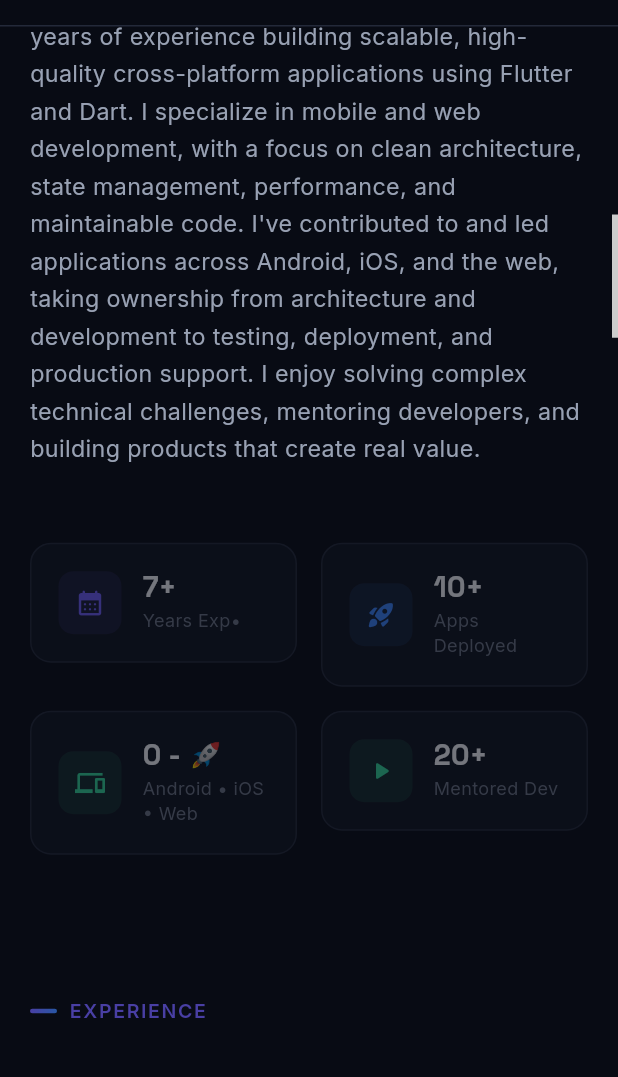
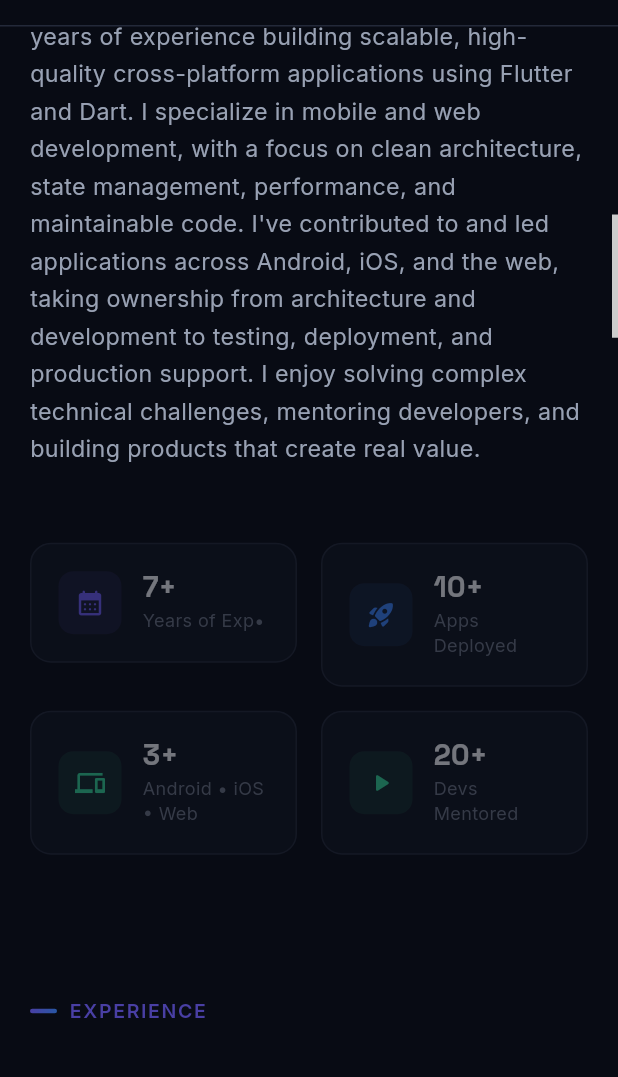
Before and after one commit to prabhunath111/imprabhu, a Flutter app: the screen it shows after launch, scrolled down 1152 dp, on a phone screen of 412 x 824 dp, the part 77-1154 px from its top. Run offline on Flutter 3.47's test engine with Material 3 defaults, Android fonts, the phone set to English and light mode, and no system bars; our stand-ins replace google_fonts.

Commit message:
Update statistics data and labels in About section

```diff
--- a/lib/sections/about_section.dart
+++ b/lib/sections/about_section.dart
@@ -11,10 +11,10 @@ class AboutSection extends StatelessWidget {
     final mobile = isMobile(width);
 
     final stats = [
-      const _StatData(Icons.calendar_month_rounded, AppColors.primary, '7+', 'Years Exp•'),
+      const _StatData(Icons.calendar_month_rounded, AppColors.primary, '7+', 'Years of Exp•'),
       const _StatData(Icons.rocket_launch_rounded, AppColors.secondary, '10+', 'Apps Deployed'),
-      const _StatData(Icons.devices, AppColors.success, '0 - 🚀', 'Android • iOS • Web'),
-      const _StatData(Icons.play_arrow_rounded, AppColors.success, '20+', 'Mentored Dev'),
+      const _StatData(Icons.devices, AppColors.success, '3+', 'Android • iOS • Web'),
+      const _StatData(Icons.play_arrow_rounded, AppColors.success, '20+', 'Devs Mentored'),
       // _StatData(Icons.language, AppColors.success, '0 - 🚀', 'Android • iOS • Web'),
       // _StatData(Icons.apple_rounded, AppColors.warning, '10+', 'Apps on App Store'),
     ];
```
